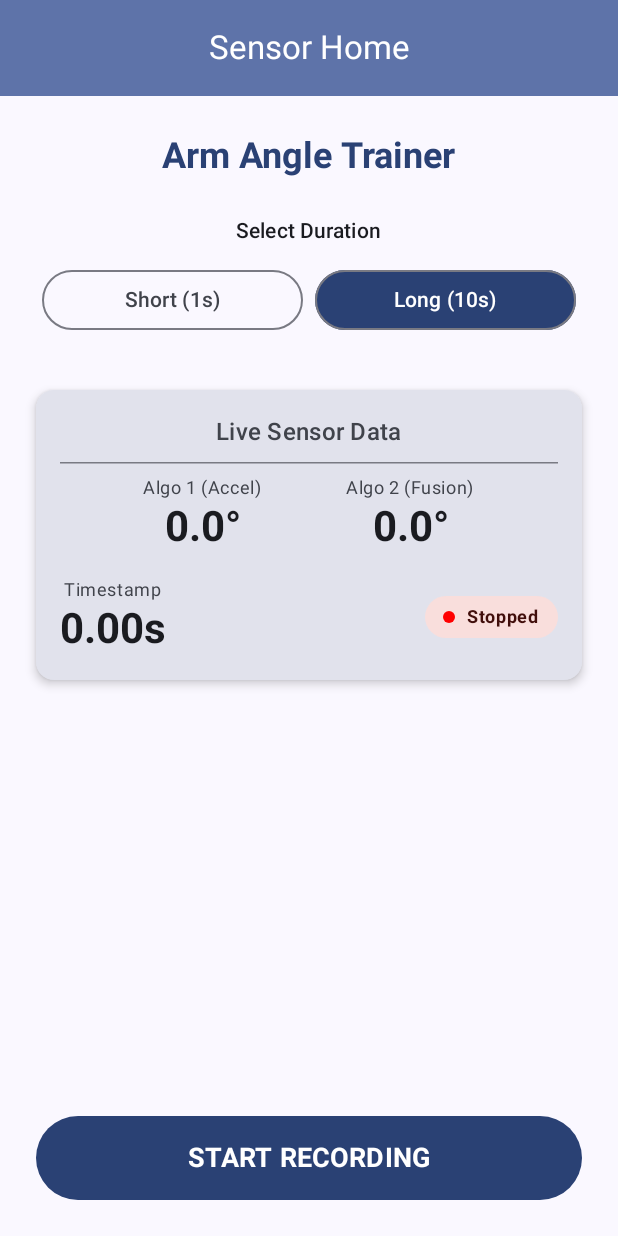
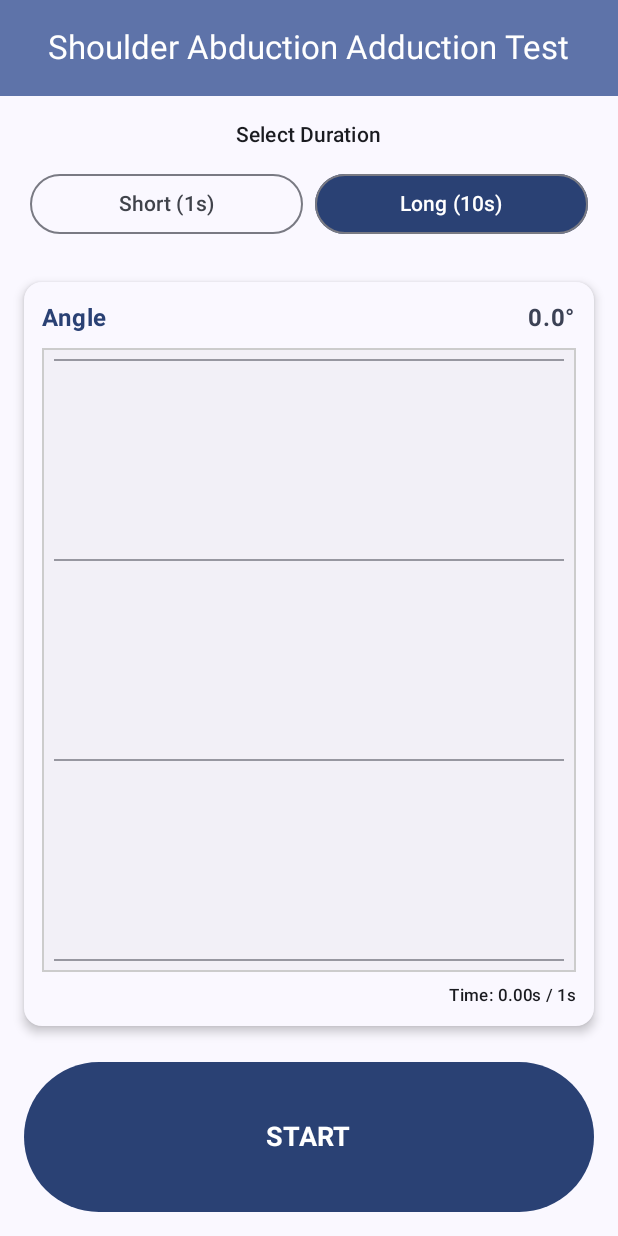
Before and after one commit to Alexby03/AndroidSensorMonitor, an Android app built with Jetpack Compose: the screen it shows after launch (MainActivity), on a phone screen of 412 x 824 dp. Run offline under Robolectric (Android 15) with nearby library versions, the phone set to English and light mode, and no system bars.

Commit message:
Added CSV saving capabilities, locked app rotation, tweaked math, and added many elements to the UI.

```diff
--- a/app/src/main/AndroidManifest.xml
+++ b/app/src/main/AndroidManifest.xml
@@ -15,6 +15,7 @@
         <activity
                 android:name=".MainActivity"
                 android:exported="true"
+                android:screenOrientation="portrait"
                 android:label="@string/app_name"
                 android:theme="@style/Theme.Sensors">
             <intent-filter>
--- a/app/src/main/java/com/example/sensors/core/AngleCalculator.kt
+++ b/app/src/main/java/com/example/sensors/core/AngleCalculator.kt
@@ -8,8 +8,8 @@ class AngleCalculator {
     private var currentFusionAngle = 0f
     private var lastTimestamp: Long = 0
 
-    private val aEWMA = 0.2f
-    private val aFusion = 0.5f
+    private val aEWMA = 0.98f
+    private val aFusion = 0.02f
 
     fun process(rawEvents: Flow<ReadSensorEvent>): Flow<MeasuredResult> {
         reset()
@@ -41,12 +41,9 @@ class AngleCalculator {
     // algorithm #1
     private fun accelerationAngle(ay: Float, az: Float): Float {
         val angle = Math.toDegrees(kotlin.math.atan2(az.toDouble(), ay.toDouble())).toFloat()
-        lastFilteredAcceleratorAngle = if (lastFilteredAcceleratorAngle == 0f && angle > 0f) {
-            angle
-        } else {
-            aEWMA * angle + (1 - aEWMA) * lastFilteredAcceleratorAngle
-        }
-        return lastFilteredAcceleratorAngle
+        val filteredAngle = aEWMA * angle + (1 - aEWMA) * lastFilteredAcceleratorAngle
+        lastFilteredAcceleratorAngle = filteredAngle
+        return filteredAngle
     }
 
     // algorithm #2
--- a/app/src/main/java/com/example/sensors/ui/screens/AppScreen.kt
+++ b/app/src/main/java/com/example/sensors/ui/screens/AppScreen.kt
@@ -1,39 +1,59 @@
 package com.example.sensors.ui.screens
 
+import androidx.compose.foundation.Canvas
 import androidx.compose.foundation.background
 import androidx.compose.foundation.border
 import androidx.compose.foundation.layout.*
-import androidx.compose.foundation.shape.RoundedCornerShape
 import androidx.compose.material3.*
 import androidx.compose.runtime.Composable
 import androidx.compose.runtime.collectAsState
 import androidx.compose.runtime.getValue
 import androidx.compose.ui.Alignment
 import androidx.compose.ui.Modifier
+import androidx.compose.ui.geometry.Offset
 import androidx.compose.ui.graphics.Color
+import androidx.compose.ui.graphics.Path
+import androidx.compose.ui.graphics.drawscope.Stroke
 import androidx.compose.ui.text.font.FontWeight
-import androidx.compose.ui.text.style.TextAlign
-import androidx.compose.ui.tooling.preview.Preview
 import androidx.compose.ui.unit.dp
 import androidx.compose.ui.unit.sp
 import com.example.sensors.core.TimeSet
-import com.example.sensors.viewmodels.FakeVM
 import com.example.sensors.viewmodels.SensorViewModel
-import java.util.Locale
+import androidx.activity.compose.rememberLauncherForActivityResult
+import androidx.activity.result.contract.ActivityResultContracts
+import androidx.compose.runtime.mutableStateOf
+import androidx.compose.runtime.remember
+import androidx.compose.runtime.setValue
+import androidx.compose.ui.platform.LocalContext
 
 @OptIn(ExperimentalMaterial3Api::class)
 @Composable
 fun AppScreen(
     vm: SensorViewModel
 ) {
-    // Collect flows from the ViewModel
     val state by vm.state.collectAsState()
     val interval by vm.interval.collectAsState()
+    val context = LocalContext.current
+
+    val exportLauncher = rememberLauncherForActivityResult(
+        contract = ActivityResultContracts.CreateDocument("text/csv")
+    ) { uri ->
+        uri?.let { vm.saveCsvToUri(context, it) }
+    }
+
+    var showSaveDialog by remember { mutableStateOf(false) }
+
+    var wasMeasuring by remember { mutableStateOf(false) }
+
+    if (wasMeasuring && !state.isMeasuring && state.graphPoints.isNotEmpty()) {
+        showSaveDialog = true
+    }
+    wasMeasuring = state.isMeasuring
 
     Scaffold(
         topBar = {
             CenterAlignedTopAppBar(
-                title = { Text("Sensor Home") },
+                title = { Text("Shoulder Abduction Adduction Test") },
                 colors = TopAppBarDefaults.centerAlignedTopAppBarColors(
                     containerColor = MaterialTheme.colorScheme.primaryContainer,
                     titleContentColor = MaterialTheme.colorScheme.onPrimaryContainer
@@ -46,188 +66,162 @@ fun AppScreen(
             modifier = Modifier
                 .fillMaxSize()
                 .padding(padding)
-                .padding(24.dp),
+                .padding(16.dp),
             horizontalAlignment = Alignment.CenterHorizontally
         ) {
 
-            // ---------------------------------------------------
-            // TITLE
-            // ---------------------------------------------------
-            Text(
-                text = "Arm Angle Trainer",
-                style = MaterialTheme.typography.headlineSmall,
-                fontWeight = FontWeight.Bold,
-                color = MaterialTheme.colorScheme.primary
-            )
-
-            Spacer(modifier = Modifier.height(24.dp))
-
-            // ---------------------------------------------------
-            // TIME WINDOW SELECTOR
-            // ---------------------------------------------------
-            Text(
-                text = "Select Duration",
-                style = MaterialTheme.typography.labelLarge
-            )
+            Text("Select Duration", style = MaterialTheme.typography.labelLarge)
             Spacer(modifier = Modifier.height(8.dp))
 
-            Row(
-                modifier = Modifier.fillMaxWidth(),
-                horizontalArrangement = Arrangement.Center
-            ) {
-                TimeSet.values().forEach { mode ->
+            Row(modifier = Modifier.fillMaxWidth(), horizontalArrangement = Arrangement.Center) {
+                TimeSet.entries.forEach { mode ->
                     val isSelected = (interval == mode)
                     val label = if (mode == TimeSet.SHORT) "Short (1s)" else "Long (10s)"
-
-                    // Changing logic: only allow changing mode if NOT measuring
                     val enabled = !state.isMeasuring
 
                     OutlinedButton(
-                        onClick = { vm.setTimeSet(mode) }, // Make sure you added setTimeSet to interface!
-                        modifier = Modifier
-                            .weight(1f)
-                            .padding(4.dp),
+                        onClick = { vm.setTimeSet(mode) },
+                        modifier = Modifier.weight(1f).padding(4.dp),
                         enabled = enabled,
-                        colors = if (isSelected) {
-                            ButtonDefaults.outlinedButtonColors(
-                                containerColor = MaterialTheme.colorScheme.primary,
-                                contentColor = MaterialTheme.colorScheme.onPrimary
-                            )
-                        } else {
-                            ButtonDefaults.outlinedButtonColors()
-                        }
+                        colors = if (isSelected) ButtonDefaults.outlinedButtonColors(
+                            containerColor = MaterialTheme.colorScheme.primary,
+                            contentColor = MaterialTheme.colorScheme.onPrimary
+                        ) else ButtonDefaults.outlinedButtonColors()
                     ) {
                         Text(label)
                     }
                 }
             }
 
-            Spacer(modifier = Modifier.height(32.dp))
+            Spacer(modifier = Modifier.height(16.dp))
 
-            // ---------------------------------------------------
-            // LIVE DATA DISPLAY (Angle 1, Angle 2, Timestamp, Status)
-            // ---------------------------------------------------
             Card(
-                modifier = Modifier.fillMaxWidth(),
-                elevation = CardDefaults.cardElevation(defaultElevation = 4.dp),
-                colors = CardDefaults.cardColors(containerColor = MaterialTheme.colorScheme.surfaceVariant)
+                modifier = Modifier
+                    .fillMaxWidth()
+                    .weight(1f)
+                    .padding(vertical = 8.dp),
+                elevation = CardDefaults.cardElevation(4.dp),
+                colors = CardDefaults.cardColors(containerColor = MaterialTheme.colorScheme.surface)
             ) {
-                Column(
-                    modifier = Modifier.padding(16.dp),
-                    horizontalAlignment = Alignment.CenterHorizontally
-                ) {
-                    Text(
-                        "Live Sensor Data",
-                        style = MaterialTheme.typography.titleMedium,
-                        fontWeight = FontWeight.SemiBold
-                    )
-                    HorizontalDivider(modifier = Modifier.padding(vertical = 8.dp))
-
+                Column(modifier = Modifier.padding(12.dp)) {
                     Row(
                         modifier = Modifier.fillMaxWidth(),
-                        horizontalArrangement = Arrangement.SpaceEvenly
+                        horizontalArrangement = Arrangement.SpaceBetween
                     ) {
-                        DataField("Algo 1 (Accel)", "%.1f°".format(state.currentAlgo1Angle))
-                        DataField("Algo 2 (Fusion)", "%.1f°".format(state.currentAlgo2Angle))
+                        Text("Angle", fontWeight = FontWeight.Bold, color = MaterialTheme.colorScheme.primary)
+                        Text(
+                            "%.1f°".format(state.currentAlgo2Angle),
+                            fontWeight = FontWeight.Bold,
+                            color = MaterialTheme.colorScheme.secondary
+                        )
                     }
 
-                    Spacer(modifier = Modifier.height(16.dp))
+                    Spacer(modifier = Modifier.height(8.dp))
 
-                    Row(
-                        modifier = Modifier.fillMaxWidth(),
-                        horizontalArrangement = Arrangement.SpaceBetween,
-                        verticalAlignment = Alignment.CenterVertically
+                    Box(
+                        modifier = Modifier
+                            .fillMaxWidth()
+                            .weight(1f)
+                            .border(1.dp, Color.LightGray)
+                            .background(Color.Black.copy(alpha = 0.03f))
                     ) {
-                        // Simple Timestamp (ns -> seconds for display)
-                        val seconds = state.currentTimeStamp / 1_000_000_000.0
-                        // Just showing raw seconds for debugging/visual feedback
-                        DataField("Timestamp", "%.2fs".format(seconds))
+                        LiveGraph(
+                            points = state.graphPoints,
+                            maxTime = state.graphMaxSeconds,
+                            maxAngle = 90f
+                        )
+                    }
 
-                        // Status Badge
-                        StatusBadge(isMeasuring = state.isMeasuring)
-                    }
+                    Spacer(modifier = Modifier.height(8.dp))
+
+                    Text(
+                        text = "Time: %.2fs / %.0fs".format(state.elapsedSeconds, state.graphMaxSeconds),
+                        style = MaterialTheme.typography.labelSmall,
+                        modifier = Modifier.align(Alignment.End)
+                    )
                 }
             }
 
-            Spacer(modifier = Modifier.weight(1f)) // Push button to bottom area
+            Spacer(modifier = Modifier.height(16.dp))
 
-            // ---------------------------------------------------
-            // START / STOP BUTTON
-            // ---------------------------------------------------
             Button(
-                onClick = {
-                    if (state.isMeasuring) {
-                        vm.stopMeasurement()
-                    } else {
-                        vm.startMeasurement()
-                    }
-                },
-                modifier = Modifier
-                    .fillMaxWidth()
-                    .height(56.dp),
+                onClick = { if (state.isMeasuring) vm.stopMeasurement() else vm.startMeasurement() },
+                modifier = Modifier.fillMaxWidth().height(100.dp),
                 colors = ButtonDefaults.buttonColors(
                     containerColor = if (state.isMeasuring) MaterialTheme.colorScheme.error else MaterialTheme.colorScheme.primary
                 )
             ) {
-                Text(
-                    text = if (state.isMeasuring) "STOP MEASUREMENT" else "START RECORDING",
-                    fontSize = 18.sp,
-                    fontWeight = FontWeight.Bold
-                )
+                Text(if (state.isMeasuring) "STOP" else "START", fontSize = 18.sp, fontWeight = FontWeight.Bold)
             }
         }
-    }
-}
 
-// Helper Composable for Data Fields
-@Composable
-fun DataField(label: String, value: String) {
-    Column(horizontalAlignment = Alignment.CenterHorizontally) {
-        Text(
-            text = label,
-            style = MaterialTheme.typography.bodySmall,
-            color = MaterialTheme.colorScheme.onSurfaceVariant
-        )
-        Text(
-            text = value,
-            style = MaterialTheme.typography.headlineMedium,
-            fontWeight = FontWeight.Bold,
-            color = MaterialTheme.colorScheme.onSurface
-        )
-    }
-}
-
-// Helper Composable for Status Badge
-@Composable
-fun StatusBadge(isMeasuring: Boolean) {
-    Surface(
-        shape = RoundedCornerShape(16.dp),
-        color = if (isMeasuring) MaterialTheme.colorScheme.tertiaryContainer else MaterialTheme.colorScheme.errorContainer
-    ) {
-        Row(
-            modifier = Modifier.padding(horizontal = 12.dp, vertical = 6.dp),
-            verticalAlignment = Alignment.CenterVertically
-        ) {
-            Box(
-                modifier = Modifier
-                    .size(8.dp)
-                    .background(
-                        if (isMeasuring) Color.Green else Color.Red,
-                        shape = RoundedCornerShape(50)
-                    )
-            )
-            Spacer(modifier = Modifier.width(8.dp))
-            Text(
-                text = if (isMeasuring) "Running" else "Stopped",
-                style = MaterialTheme.typography.labelMedium,
-                fontWeight = FontWeight.Bold
+        if (showSaveDialog) {
+            AlertDialog(
+                onDismissRequest = { showSaveDialog = false },
+                title = { Text("Recording Finished") },
+                text = { Text("Do you want to save the sensor data to a CSV file?") },
+                confirmButton = {
+                    TextButton(
+                        onClick = {
+                            showSaveDialog = false
+                            exportLauncher.launch("sensor_data_${System.currentTimeMillis()}.csv")
+                        }
+                    ) { Text("Save") }
+                },
+                dismissButton = {
+                    TextButton(onClick = { showSaveDialog = false }) { Text("Cancel") }
+                }
             )
         }
     }
 }
 
-@Preview(showBackground = true)
 @Composable
-fun AppScreenPreview() {
-    AppScreen(vm = FakeVM())
+fun LiveGraph(
+    points: List<Pair<Float, Float>>,
+    maxTime: Float,
+    maxAngle: Float
+) {
+    val lineColor = MaterialTheme.colorScheme.onSurface
+    val gridColor = MaterialTheme.colorScheme.outlineVariant
+    Canvas(modifier = Modifier.fillMaxSize().padding(8.dp)) {
+        val width = size.width
+        val height = size.height
+
+        val ySteps = 3
+        for (i in 0..ySteps) {
+            val y = height - (i * height / ySteps)
+            drawLine(
+                color = gridColor,
+                start = Offset(0f, y),
+                end = Offset(width, y),
+                strokeWidth = 1.dp.toPx()
+            )
+        }
+
+        if (points.isNotEmpty()) {
+            val path = Path()
+
+            points.forEachIndexed { index, point ->
+                val (t, angle) = point
+
+                val x = (t / maxTime) * width
+
+                val safeAngle = angle.coerceIn(0f, maxAngle)
+                val y = height - (safeAngle / maxAngle) * height
+
+                if (index == 0) {
+                    path.moveTo(x, y)
+                } else {
+                    path.lineTo(x, y)
+                }
+            }
+
+            drawPath(
+                path = path,
+                color = lineColor,
+                style = Stroke(width = 3.dp.toPx())
+            )
+        }
+    }
 }
```
Also changed, not shown: app/src/main/java/com/example/sensors/data/ReadResultsCSV.kt (deleted, +0 -21 lines), app/src/main/java/com/example/sensors/data/WriteResultsCSV.kt (deleted, +0 -22 lines), app/src/main/java/com/example/sensors/viewmodels/SensorVM.kt (+53 -17 lines).
